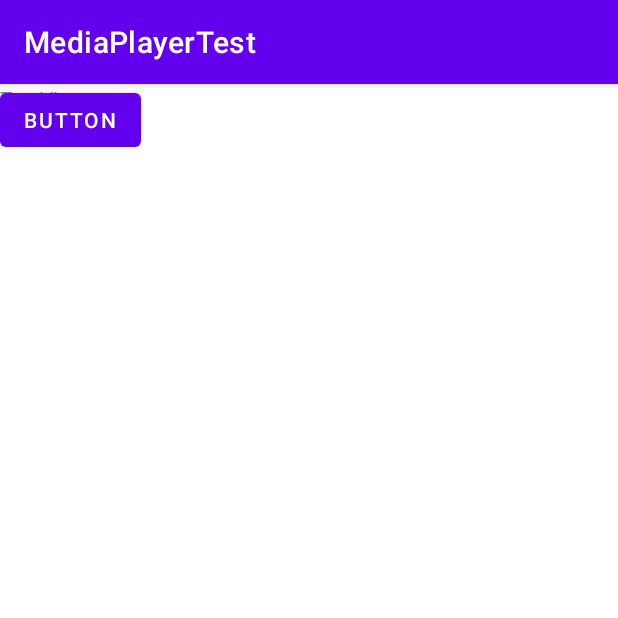
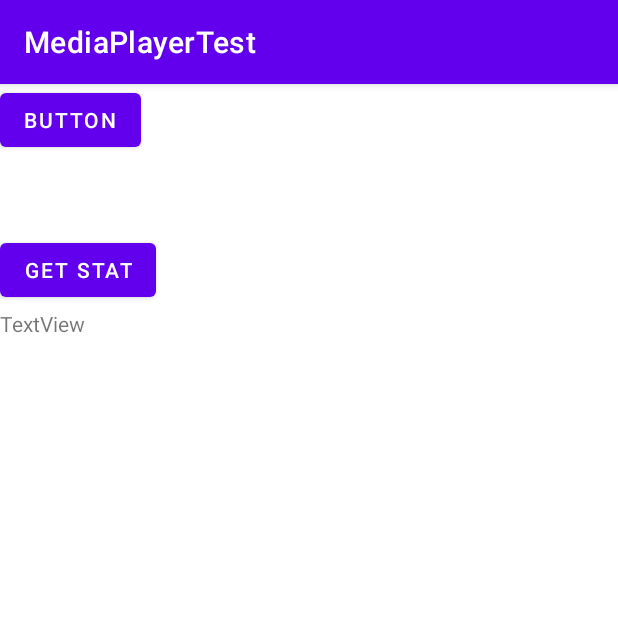
Before and after one commit to GMKEnd/MediaPlayerTest, an Android app: the screen it shows after launch (MainActivity), after a tap on "BUTTON", on a phone screen of 412 x 824 dp, the top half of it. Run offline under Robolectric (Android 15) with nearby library versions, the phone set to English and light mode, and no system bars.

Commit message:
新增:通过create初始化mediaPlayer并播放raw路径下的音频

```diff
--- a/app/src/main/java/com/example/mediaplayertest/MainActivity.kt
+++ b/app/src/main/java/com/example/mediaplayertest/MainActivity.kt
@@ -3,11 +3,15 @@ package com.example.mediaplayertest
 import android.content.ComponentName
 import android.content.Intent
 import android.content.ServiceConnection
+import android.media.AudioManager
+import android.media.MediaPlayer
+import android.net.Uri
 import android.os.Bundle
 import android.os.Environment
 import android.os.Handler
 import android.os.IBinder
 import android.widget.Button
+import android.widget.TextView
 import androidx.appcompat.app.AppCompatActivity
 import com.example.mediaplayertest.MusicService.MyBinder
 import java.io.File
@@ -38,15 +42,42 @@ class MainActivity : AppCompatActivity() {
 
         val btn: Button = findViewById(R.id.button)
         btn.setOnClickListener {
-            doPlay()
+            doCreate()
+        }
+
+        val text: TextView = findViewById(R.id.play_status)
+
+        val getStatusBtn: Button = findViewById(R.id.status)
+        getStatusBtn.setOnClickListener {
+            text.text = MediaPlayerUtil.getStatus()
         }
     }
 
+    private fun doCreate() {
+        mPlayer = MediaPlayer.create(this, R.raw.testcut)
+        mPlayer.start()
+    }
+
+    private var mPlayer = MediaPlayer()
+
+    private val listener= MediaPlayer.OnPreparedListener { mPlayer.start() }
+
+    private fun doMediainit() {
+        val uri = Uri.parse("android.resource://com.android.sim/"+R.raw.testcut)
+        mPlayer.setAudioStreamType(AudioManager.STREAM_MUSIC)
+        try {
+            mPlayer.setDataSource(this, uri)
+            mPlayer.prepareAsync()
+        } catch (e: Exception) {
+            e.printStackTrace()
+        }
+        mPlayer.setOnPreparedListener(listener)
+    }
+
     private fun doPlay() {
-        val mediaPlayer = MediaPlayerUtil
-        mediaPlayer.setOnMediaStateListener(object : MediaPlayerUtil.OnMediaStateListener {
+        MediaPlayerUtil.setOnMediaStateListener(object : MediaPlayerUtil.OnMediaStateListener {
             override fun onPrepared() {
-                mediaPlayer.start()
+                MediaPlayerUtil.start()
             }
 
             override fun onSeekUpdate(curTimeInt: Int) {
@@ -58,13 +89,15 @@ class MainActivity : AppCompatActivity() {
             }
 
             override fun onError(): Boolean {
-                mediaPlayer.reset()
+                MediaPlayerUtil.reset()
                 return true
             }
         })
+        val url = Uri.parse("//music.163.com/outchain/player?type=2&id=2006471884&auto=1&height=66")
         val file = File(Environment.getExternalStorageDirectory(), "iwish.mp3")
+        val uri = Uri.parse("android.resource://com.android.sim/"+R.raw.testcut)
         try {
-            mediaPlayer.prepare(file.absolutePath)
+            MediaPlayerUtil.prepare(uri, this)
         } catch (e: Exception) {
             e.printStackTrace()
         }
--- a/app/src/main/res/layout/activity_main.xml
+++ b/app/src/main/res/layout/activity_main.xml
@@ -10,6 +10,7 @@
         android:layout_width="wrap_content"
         android:layout_height="wrap_content"
         android:text="@string/textview"
+        android:layout_marginTop="150dp"
         />
 
     <Button
@@ -17,4 +18,11 @@
         android:layout_width="wrap_content"
         android:layout_height="wrap_content"
         android:text="Button" />
+
+    <Button
+        android:id="@+id/status"
+        android:layout_width="wrap_content"
+        android:layout_height="wrap_content"
+        android:layout_marginTop="100dp"
+        android:text="get Stat" />
 </FrameLayout>
```
Also changed, not shown: app/src/main/java/com/example/mediaplayertest/MediaPlayerUtil.kt (+33 -2 lines), 2 other files.
